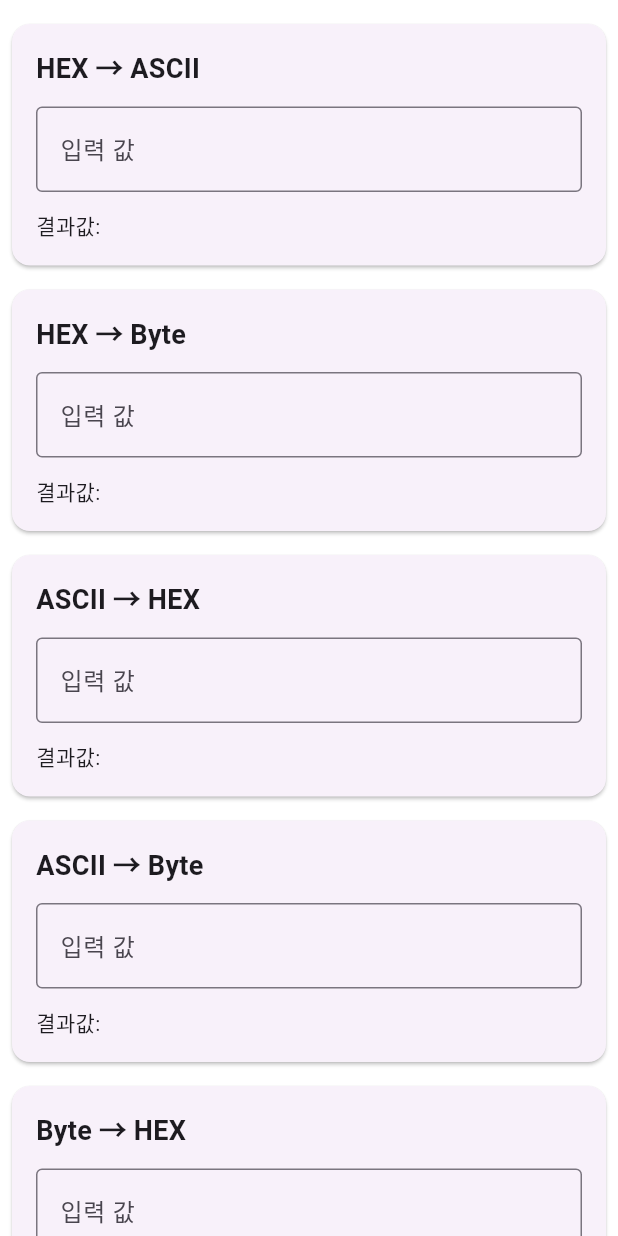
After one commit to hsik421/my_utils, a Flutter app: the screen it shows after launch, after a tap on "Go to Convert Page", on a phone screen of 412 x 824 dp. The commit adds this screen. Run offline on Flutter 3.47's test engine with Material 3 defaults, Android fonts, the phone set to English and light mode, and no system bars.

Commit message:
add convert page

```diff
--- /dev/null
+++ b/lib/data/model/convert_model.dart
@@ -0,0 +1,132 @@
+import 'dart:convert';
+
+class ConvertModel{
+  ConvertCategory currentCategory;
+  String name;
+  String inputValue;
+  String resultValue;
+  ConvertModel({
+    this.currentCategory = ConvertCategory.empty,
+    this.name = '',
+    this.inputValue = '',
+    this.resultValue = '',
+  });
+
+  void convert() {
+    resultValue = _convertValue(currentCategory, inputValue);
+  }
+  static String _convertValue(ConvertCategory category, String input) {
+    switch (category) {
+      case ConvertCategory.hexToAscii:
+        return _hexToAscii(input);
+
+      case ConvertCategory.hexToByte:
+        return _hexToByte(input);
+
+      case ConvertCategory.asciiToHex:
+        return _asciiToHex(input);
+
+      case ConvertCategory.asciiToByte:
+        return _asciiToByte(input);
+
+      case ConvertCategory.byteToHex:
+        return _byteToHex(input);
+
+      case ConvertCategory.byteToAscii:
+        return _byteToAscii(input);
+
+      case ConvertCategory.empty:
+        return '';
+    }
+  }
+
+  static String _hexToAscii(String hex) {
+    try {
+      hex = hex.replaceAll(' ', '');
+      final bytes = <int>[];
+      for (int i = 0; i < hex.length; i += 2) {
+        bytes.add(int.parse(hex.substring(i, i + 2), radix: 16));
+      }
+      return utf8.decode(bytes);
+    } catch (e) {
+      return 'Invalid HEX';
+    }
+  }
+
+  static String _hexToByte(String hex) {
+    try {
+      hex = hex.replaceAll(' ', '');
+      final bytes = <int>[];
+      for (int i = 0; i < hex.length; i += 2) {
+        bytes.add(int.parse(hex.substring(i, i + 2), radix: 16));
+      }
+      return bytes.join(' ');
+    } catch (e) {
+      return 'Invalid HEX';
+    }
+  }
+
+  static String _asciiToHex(String ascii) {
+    return ascii.codeUnits.map((c) => c.toRadixString(16).padLeft(2, '0')).join(' ');
+  }
+
+  static String _asciiToByte(String ascii) {
+    return ascii.codeUnits.join(' ');
+  }
+
+  static String _byteToHex(String byteStr) {
+    try {
+      final bytes = byteStr
+          .split(RegExp(r'\s+'))
+          .where((e) => e.isNotEmpty)
+          .map((e) => int.parse(e))
+          .toList();
+      return bytes.map((b) => b.toRadixString(16).padLeft(2, '0')).join(' ');
+    } catch (e) {
+      return 'Invalid BYTE';
+    }
+  }
+
+  static String _byteToAscii(String byteStr) {
+    try {
+      final bytes = byteStr
+          .split(RegExp(r'\s+'))
+          .where((e) => e.isNotEmpty)
+          .map((e) => int.parse(e))
+          .toList();
+      return utf8.decode(bytes);
+    } catch (e) {
+      return 'Invalid BYTE';
+    }
+  }
+}
+
+enum ConvertCategory {
+  hexToAscii,
+  hexToByte,
+  asciiToHex,
+  asciiToByte,
+  byteToHex,
+  byteToAscii,
+  empty,
+}
+extension ConvertCategoryExtension on ConvertCategory {
+  String get displayName {
+    switch (this) {
+      case ConvertCategory.hexToAscii:
+        return 'HEX → ASCII';
+      case ConvertCategory.hexToByte:
+        return 'HEX → Byte';
+      case ConvertCategory.asciiToHex:
+        return 'ASCII → HEX';
+      case ConvertCategory.asciiToByte:
+        return 'ASCII → Byte';
+      case ConvertCategory.byteToHex:
+        return 'Byte → HEX';
+      case ConvertCategory.byteToAscii:
+        return 'Byte → ASCII';
+      case ConvertCategory.empty:
+        return '';
+    }
+  }
+}
--- a/lib/main.dart
+++ b/lib/main.dart
@@ -1,5 +1,6 @@
 import 'package:my_utils/ui/color_page.dart';
 import 'package:flutter/material.dart';
+import 'package:my_utils/ui/convert_page.dart';
 
 void main() {
   runApp(const MyApp());
@@ -17,7 +18,40 @@ class MyApp extends StatelessWidget {
         colorScheme: ColorScheme.fromSeed(seedColor: Colors.deepPurple),
         useMaterial3: true,
       ),
-      home: const ColorPage(),
+      home: const HomePage(),
+      routes: {
+        '/convert': (context) => const ConvertPage(),
+        '/color': (context) => const ColorPage(),
+      },
     );
   }
 }
+
+
+
+class HomePage extends StatelessWidget {
+  const HomePage({super.key});
+
+  @override
+  Widget build(BuildContext context) {
+    return Scaffold(
+      appBar: AppBar(title: const Text('My Utils')),
+      body: Center(
+        child: Column(
+          mainAxisAlignment: MainAxisAlignment.center,
+          children: [
+            ElevatedButton(
+              onPressed: () => Navigator.pushNamed(context, '/convert'),
+              child: const Text('Go to Convert Page'),
+            ),
+            const SizedBox(height: 16),
+            ElevatedButton(
+              onPressed: () => Navigator.pushNamed(context, '/color'),
+              child: const Text('Go to Color Page'),
+            ),
+          ],
+        ),
+      ),
+    );
+  }
+}
--- a/lib/ui/color_page.dart
+++ b/lib/ui/color_page.dart
@@ -52,7 +52,7 @@ class _ColorPageState extends State<ColorPage>{
                         )
                       ],
                     ),
-                    Text("ex)\nhex : 6,8 length \nrgb : XXX,XXX,XXX\nargb : XXX,XXX,XXX,XXX"),
+                    Text('ex)\nhex : 6,8 length \nrgb : XXX,XXX,XXX\nargb : XXX,XXX,XXX,XXX'),
                     Container(
                       padding: EdgeInsets.all(10.0),
                       margin: EdgeInsets.only(top: 10.0,bottom: 10.0),
--- /dev/null
+++ b/lib/ui/convert_page.dart
@@ -0,0 +1,93 @@
+import 'package:flutter/material.dart';
+import 'package:my_utils/data/model/convert_model.dart';
+import 'package:my_utils/viewmodels/convert_viewmodel.dart';
+import 'package:provider/provider.dart';
+
+class ConvertPage extends StatefulWidget {
+  const ConvertPage({super.key});
+
+  @override
+  State<StatefulWidget> createState() {
+    return _ConvertPageState();
+  }
+}
+
+class _ConvertPageState extends State<ConvertPage> {
+  @override
+  Widget build(BuildContext context) {
+    return ChangeNotifierProvider(
+        create: (context) => ConvertViewModel(),
+        child: Consumer<ConvertViewModel>(
+          builder: (context, viewModel, child) {
+            return ListView.builder(
+              padding: const EdgeInsets.all(8.0),
+              itemCount: viewModel.items.length,
+              itemBuilder: (context, index) {
+                final item = viewModel.items[index];
+                return ConvertItemView(item: item);
+              },
+            );
+          },
+        ));
+  }
+}
+
+class ConvertItemView extends StatefulWidget {
+  final ConvertModel item;
+
+  const ConvertItemView({super.key, required this.item});
+
+  @override
+  State<StatefulWidget> createState() => _ConvertItemViewState();
+}
+
+class _ConvertItemViewState extends State<ConvertItemView> {
+  late TextEditingController _controller;
+
+  @override
+  void initState() {
+    super.initState();
+    _controller = TextEditingController(text: widget.item.inputValue);
+  }
+
+  @override
+  void dispose() {
+    _controller.dispose();
+    super.dispose();
+  }
+
+  @override
+  Widget build(BuildContext context) {
+    final viewModel = context.read<ConvertViewModel>();
+
+    return Card(
+      margin: const EdgeInsets.symmetric(vertical: 8.0),
+      child: Padding(
+        padding: const EdgeInsets.all(16.0),
+        child: Column(
+          crossAxisAlignment: CrossAxisAlignment.start,
+          children: [
+            Text(
+              widget.item.name,
+              style: const TextStyle(fontSize: 18, fontWeight: FontWeight.bold),
+            ),
+            const SizedBox(height: 12),
+            TextField(
+              controller: _controller,
+              decoration: const InputDecoration(
+                labelText: '입력 값',
+                border: OutlineInputBorder(),
+                hintText: '여기에 값을 입력 하세요',
+              ),
+              onChanged: (value) {
+                viewModel.onInputChanged(widget.item, value);
+              },
+            ),
+            const SizedBox(height: 12),
+            SelectableText('결과값: ${widget.item.resultValue}'),
+          ],
+        ),
+      ),
+    );
+  }
+}
--- /dev/null
+++ b/lib/viewmodels/convert_viewmodel.dart
@@ -0,0 +1,17 @@
+import 'package:my_utils/data/model/convert_model.dart';
+import 'package:flutter/foundation.dart';
+
+class ConvertViewModel extends ChangeNotifier {
+  final List<ConvertModel> _items = ConvertCategory
+      .values
+      .where((category) => category != ConvertCategory.empty)
+      .map((e) => ConvertModel(currentCategory: e, name: e.displayName),)
+      .toList();
+  List<ConvertModel> get items => _items;
+
+  void onInputChanged(ConvertModel item, String value) {
+    item.inputValue = value;
+    item.convert();
+    notifyListeners();
+  }
+}
```
Also changed, not shown: 1 other file.
